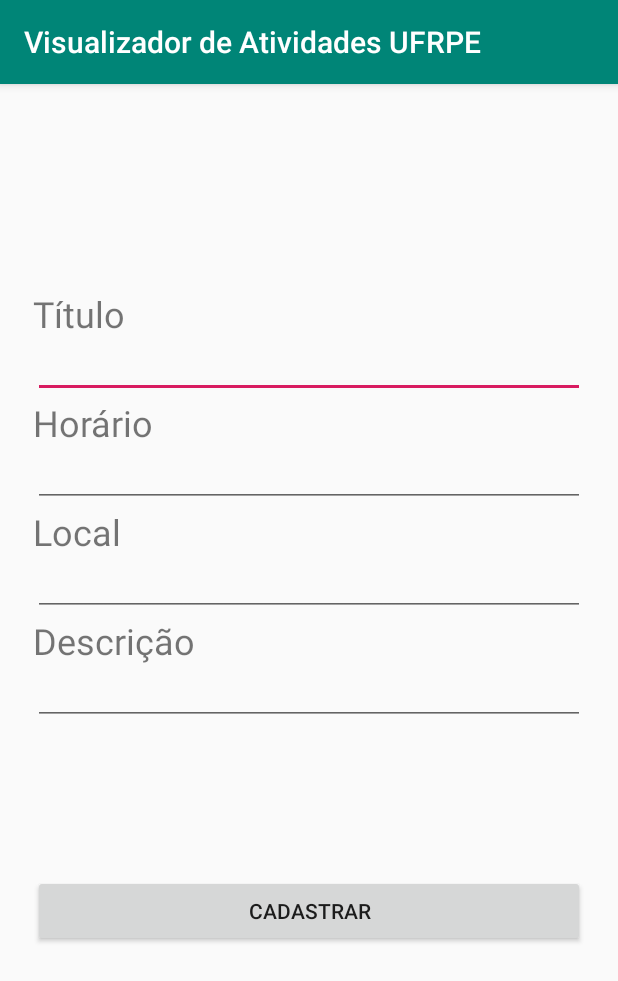
After one commit to SrtaCamelo/ProjetoMobile_2018.2, an Android app: the CadastrarAtividadeActivity screen opened directly, with no data from a screen before it, on a phone screen of 412 x 824 dp. The commit adds this screen. Shown: the top 981 px of the screen. Run offline under Robolectric (Android 15) with nearby library versions, the phone set to English and light mode, and no system bars.

Commit message:
Adicionado a tela de cadastro de atividade.

```diff
--- a/Projeto/app/src/main/AndroidManifest.xml
+++ b/Projeto/app/src/main/AndroidManifest.xml
@@ -16,7 +16,8 @@
                 <category android:name="android.intent.category.LAUNCHER" />
             </intent-filter>
         </activity>
-        <activity android:name=".ListarAtividadeActivity"></activity>
+        <activity android:name=".ListarAtividadeActivity" />
+        <activity android:name=".CadastrarAtividadeActivity"></activity>
     </application>
 
 </manifest>
--- /dev/null
+++ b/Projeto/app/src/main/java/ufrpe/br/visualizadoratividades/CadastrarAtividadeActivity.kt
@@ -0,0 +1,24 @@
+package ufrpe.br.visualizadoratividades
+
+import android.content.Intent
+import android.support.v7.app.AppCompatActivity
+import android.os.Bundle
+import android.view.View
+import android.widget.Toast
+
+class CadastrarAtividadeActivity : AppCompatActivity(), View.OnClickListener {
+    override fun onClick(v: View?) {
+        TODO("not implemented") //To change body of created functions use File | Settings | File Templates.
+    }
+
+    override fun onCreate(savedInstanceState: Bundle?) {
+        super.onCreate(savedInstanceState)
+        setContentView(R.layout.activity_cadastrar_atividade)
+    }
+
+    fun cadastrar(view: View?){
+        Toast.makeText(this, R.string.registro_sucesso, Toast.LENGTH_SHORT).show()
+        val i = Intent(this, ListarAtividadeActivity::class.java)
+        startActivity(i)
+    }
+}
--- /dev/null
+++ b/Projeto/app/src/main/res/layout/activity_cadastrar_atividade.xml
@@ -0,0 +1,91 @@
+<?xml version="1.0" encoding="utf-8"?>
+<android.support.constraint.ConstraintLayout xmlns:android="http://schemas.android.com/apk/res/android"
+    xmlns:app="http://schemas.android.com/apk/res-auto"
+    xmlns:tools="http://schemas.android.com/tools"
+    android:layout_width="match_parent"
+    android:layout_height="match_parent"
+    tools:context=".CadastrarAtividadeActivity">
+
+    <LinearLayout
+        android:layout_width="368dp"
+        android:layout_height="495dp"
+        android:layout_marginStart="8dp"
+        android:layout_marginTop="8dp"
+        android:layout_marginEnd="8dp"
+        android:layout_marginBottom="8dp"
+        android:orientation="vertical"
+        app:layout_constraintBottom_toBottomOf="parent"
+        app:layout_constraintEnd_toEndOf="parent"
+        app:layout_constraintStart_toStartOf="parent"
+        app:layout_constraintTop_toTopOf="parent">
+
+        <TextView
+            android:id="@+id/textView5"
+            android:layout_width="match_parent"
+            android:layout_height="wrap_content"
+            android:text="@string/titulo"
+            android:textSize="24sp" />
+
+        <EditText
+            android:id="@+id/tituloEdit"
+            android:layout_width="match_parent"
+            android:layout_height="wrap_content"
+            android:ems="10"
+            android:inputType="textPersonName"
+            android:textSize="14sp" />
+
+        <TextView
+            android:id="@+id/textView6"
+            android:layout_width="match_parent"
+            android:layout_height="wrap_content"
+            android:text="@string/horario"
+            android:textSize="24sp" />
+
+        <EditText
+            android:id="@+id/horarioEdit"
+            android:layout_width="match_parent"
+            android:layout_height="wrap_content"
+            android:ems="10"
+            android:inputType="textPersonName"
+            android:textSize="14sp" />
+
+        <TextView
+            android:id="@+id/textView7"
+            android:layout_width="match_parent"
+            android:layout_height="wrap_content"
+            android:text="@string/local"
+            android:textSize="24sp" />
+
+        <EditText
+            android:id="@+id/localEdit"
+            android:layout_width="match_parent"
+            android:layout_height="wrap_content"
+            android:ems="10"
+            android:inputType="textPersonName"
+            android:textSize="14sp" />
+
+        <TextView
+            android:id="@+id/descricaoTV"
+            android:layout_width="match_parent"
+            android:layout_height="wrap_content"
+            android:text="@string/descricao"
+            android:textSize="24sp" />
+
+        <EditText
+            android:id="@+id/descricaoEdit"
+            android:layout_width="match_parent"
+            android:layout_height="wrap_content"
+            android:ems="10"
+            android:inputType="textPersonName"
+            android:singleLine="false"
+            android:textSize="14sp" />
+
+        <Button
+            android:id="@+id/cadastrarButton"
+            android:layout_width="match_parent"
+            android:layout_height="wrap_content"
+            android:layout_marginTop="100dp"
+            android:onClick="cadastrar"
+            android:text="@string/cadastrar" />
+    </LinearLayout>
+</android.support.constraint.ConstraintLayout>
--- a/Projeto/app/src/main/res/values/strings.xml
+++ b/Projeto/app/src/main/res/values/strings.xml
@@ -3,4 +3,8 @@
     <string name="nome">Nome</string>
     <string name="horario">Horário</string>
     <string name="descricao">Descrição</string>
+    <string name="titulo">Título</string>
+    <string name="local">Local</string>
+    <string name="cadastrar">Cadastrar</string>
+    <string name="registro_sucesso">Atividade cadastrada com sucesso!</string>
 </resources>
```
Also changed, not shown: 1 other file.
